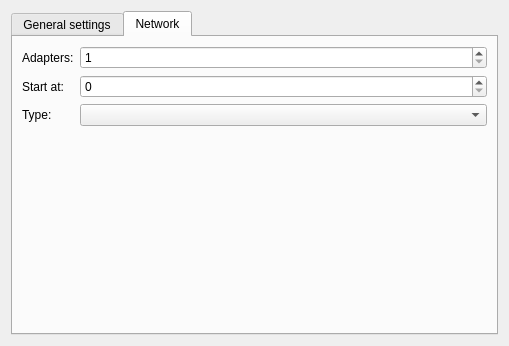
Before: the Qt Designer form gns3/modules/virtualbox/ui/virtualbox_vm_configuration_page.ui in GNS3/gns3-gui, drawn with Qt 5.
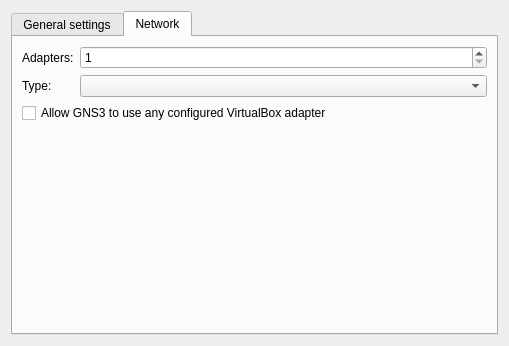
After: the same form once the commit is applied. The open tabs and pages were chosen to show the change.

Commit message: VirtualBox implementation complete.

```diff
--- a/gns3/modules/virtualbox/ui/virtualbox_vm_configuration_page.ui
+++ b/gns3/modules/virtualbox/ui/virtualbox_vm_configuration_page.ui
@@ -130,42 +130,12 @@
         </widget>
        </item>
        <item row="1" column="0">
-        <widget class="QLabel" name="uiAdapterStartIndexLabel">
-         <property name="text">
-          <string>Start at:</string>
-         </property>
-        </widget>
-       </item>
-       <item row="1" column="1">
-        <widget class="QSpinBox" name="uiAdapterStartIndexSpinBox">
-         <property name="minimum">
-          <number>0</number>
-         </property>
-         <property name="maximum">
-          <number>35</number>
-         </property>
-         <property name="value">
-          <number>0</number>
-         </property>
-        </widget>
-       </item>
-       <item row="2" column="0">
         <widget class="QLabel" name="label">
          <property name="text">
           <string>Type:</string>
          </property>
         </widget>
        </item>
-       <item row="2" column="1">
-        <widget class="QComboBox" name="uiAdapterTypesComboBox">
-         <property name="sizePolicy">
-          <sizepolicy hsizetype="Expanding" vsizetype="Fixed">
-           <horstretch>0</horstretch>
-           <verstretch>0</verstretch>
-          </sizepolicy>
-         </property>
-        </widget>
-       </item>
        <item row="3" column="0" colspan="2">
         <spacer name="spacer">
          <property name="orientation">
@@ -179,6 +149,23 @@
          </property>
         </spacer>
        </item>
+       <item row="1" column="1">
+        <widget class="QComboBox" name="uiAdapterTypesComboBox">
+         <property name="sizePolicy">
+          <sizepolicy hsizetype="Expanding" vsizetype="Fixed">
+           <horstretch>0</horstretch>
+           <verstretch>0</verstretch>
+          </sizepolicy>
+         </property>
+        </widget>
+       </item>
+       <item row="2" column="0" colspan="2">
+        <widget class="QCheckBox" name="uiUseAnyAdapterCheckBox">
+         <property name="text">
+          <string>Allow GNS3 to use any configured VirtualBox adapter</string>
+         </property>
+        </widget>
+       </item>
       </layout>
      </widget>
     </widget>
```
The commit also changes 7 other files.
